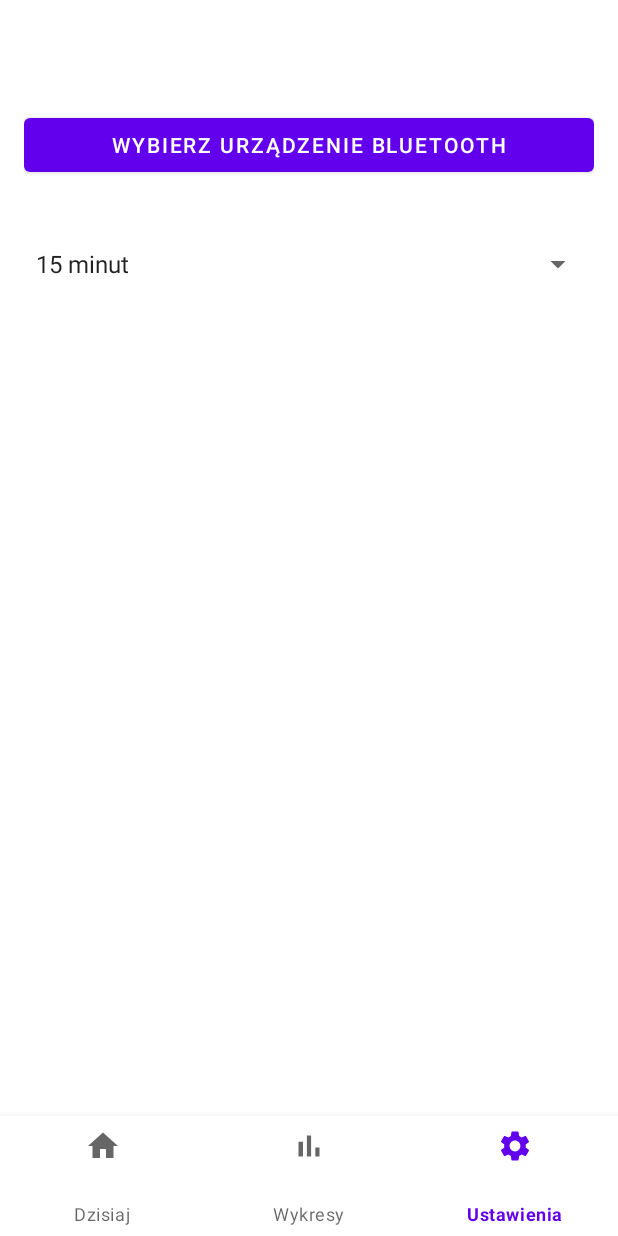
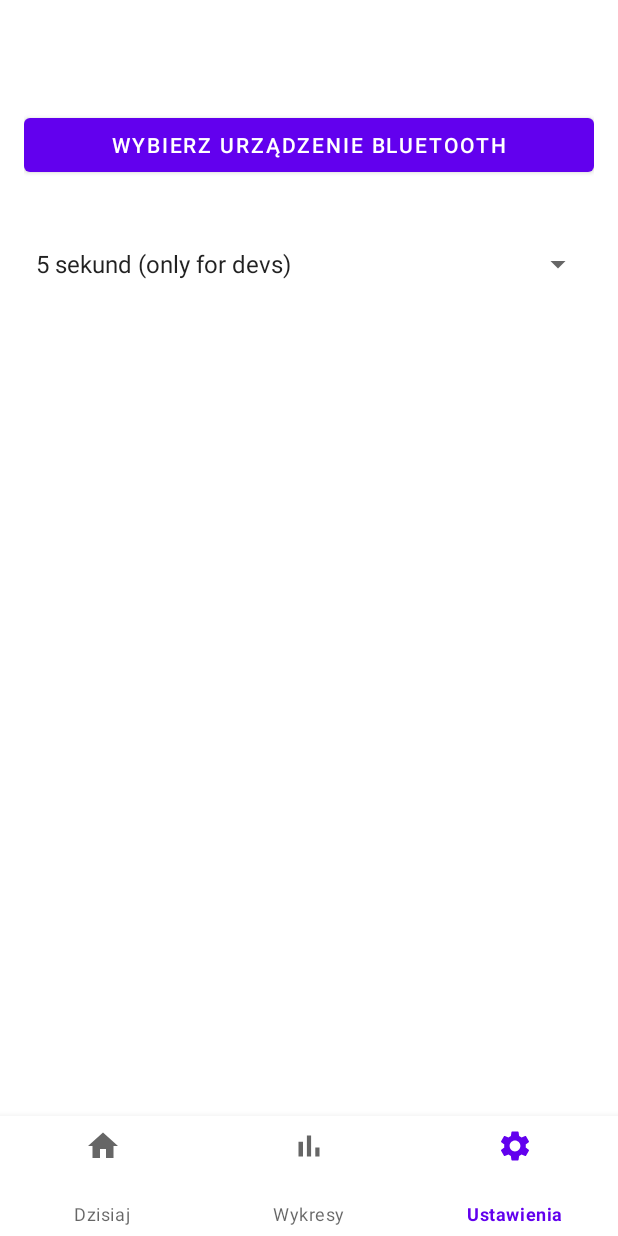
Before and after one commit to jakubbonczyk/ArduinoWeatherApp, an Android app: the screen it shows after launch (MainActivity), item 3 of the bottom bar chosen, on a phone screen of 412 x 824 dp. Run offline under Robolectric (Android 15) with nearby library versions, the phone set to English and light mode, and no system bars.

Commit message:
Commit of fully working application. Let's name in Bonzar Weather App v1.0 :)

```diff
--- a/app/src/main/java/com/example/weatherjavaapp/HomeFragment.java
+++ b/app/src/main/java/com/example/weatherjavaapp/HomeFragment.java
@@ -5,12 +5,13 @@ import android.annotation.SuppressLint;
 import android.bluetooth.BluetoothAdapter;
 import android.bluetooth.BluetoothGatt;
 import android.bluetooth.BluetoothGattCharacteristic;
+import android.content.Context;
 import android.content.Intent;
 import android.content.pm.PackageManager;
 import android.database.Cursor;
 import android.os.Build;
 import android.os.Bundle;
-import android.os.Handler;
+import android.os.Handler; // DODANE DO ODŚWIEŻANIA ZEGARA
 import android.util.Log;
 import android.view.LayoutInflater;
 import android.view.View;
@@ -36,33 +37,55 @@ public class HomeFragment extends Fragment {
 
     private FragmentHomeBinding binding;
     private BluetoothAdapter bluetoothAdapter;
-
     private static final int REQUEST_ENABLE_BT = 2;
     private ActivityResultLauncher<String[]> permissionLauncher;
-
     private MainActivity mainActivity;
     private BluetoothGatt bluetoothGatt;
     private BluetoothGattCharacteristic characteristic;
-
     private DatabaseHelper dbHelper;
     private MainActivity.BluetoothConnectionCallback connectionCallback;
 
-    // Handler i Runnable do aktualizacji czasu
+    // Handler i Runnable do obsługi interwału
+    private Handler intervalHandler = new Handler();
+    private Runnable intervalRunnable = new Runnable() {
+        @Override
+        public void run() {
+            Log.d("HomeFragment", "Czas interwału minął. Próba wysłania komendy getData");
+            if (mainActivity.isBluetoothConnected()) {
+                boolean commandSent = mainActivity.sendCommand("{\"cmd\": \"getData\"}\n");
+                if (commandSent) {
+                    Log.d("HomeFragment", "Komenda getData wysłana pomyślnie.");
+                } else {
+                    Log.w("HomeFragment", "Nie udało się wysłać komendy getData. Spróbuj ponownie połączyć?");
+                }
+            } else {
+                Log.w("HomeFragment", "Brak połączenia Bluetooth, nie można pobrać danych.");
+                Toast.makeText(getActivity(), "Nie pobrano według interwału, kliknij ikonę odświeżania", Toast.LENGTH_LONG).show();
+            }
+            // Po wysłaniu komendy ponownie ustaw opóźnienie
+            intervalHandler.postDelayed(this, currentIntervalMillis);
+        }
+    };
+
+    // Aktualnie wybrany interwał w milisekundach
+    private long currentIntervalMillis = 0;
+
+    // DODANE DO ODŚWIEŻANIA ZEGARA:
     private Handler timeHandler = new Handler();
     private Runnable timeUpdater = new Runnable() {
         @Override
         public void run() {
+            // Odśwież tylko zegar i tło, dane nie są za każdym razem pobierane z bazy
             updateDateTimeAndBackground();
-            timeHandler.postDelayed(this, 1000); // odśwież co 1s
+            timeHandler.postDelayed(this, 1000); // odśwież co 1 sekundę
         }
     };
+    // KONIEC DODANEGO FRAGMENTU
 
     @Override
     public View onCreateView(@NonNull LayoutInflater inflater, @Nullable ViewGroup container,
                              @Nullable Bundle savedInstanceState) {
         binding = FragmentHomeBinding.inflate(inflater, container, false);
-
-        // Singleton DatabaseHelper
         dbHelper = DatabaseHelper.getInstance(getContext());
 
         permissionLauncher = registerForActivityResult(new ActivityResultContracts.RequestMultiplePermissions(), result -> {
@@ -90,7 +113,6 @@ public class HomeFragment extends Fragment {
     @Override
     public void onViewCreated(@NonNull View view, @Nullable Bundle savedInstanceState) {
         super.onViewCreated(view, savedInstanceState);
-
         bluetoothAdapter = BluetoothAdapter.getDefaultAdapter();
         if (bluetoothAdapter == null) {
             Toast.makeText(getActivity(), "Bluetooth nie jest dostępny", Toast.LENGTH_LONG).show();
@@ -103,12 +125,13 @@ public class HomeFragment extends Fragment {
         }
 
         binding.refreshButton.setOnClickListener(v -> {
+            Log.d("HomeFragment", "Ręczne odświeżanie danych.");
             if (mainActivity.isBluetoothConnected()) {
                 boolean commandSent = mainActivity.sendCommand("{\"cmd\": \"getData\"}\n");
-                Toast.makeText(getActivity(), "Aktualizuję dane...", Toast.LENGTH_LONG).show();
                 if (!commandSent) {
                     redirectToBluetoothSettings();
-                    Toast.makeText(getActivity(), "Inicjalizuję połączenie...", Toast.LENGTH_LONG).show();
+                } else {
+                    Log.d("HomeFragment", "Komenda getData wysłana pomyślnie (ręczne odświeżenie).");
                 }
             } else {
                 connectToBluetooth();
@@ -127,6 +150,7 @@ public class HomeFragment extends Fragment {
                 public void onConnected(BluetoothGatt gatt, BluetoothGattCharacteristic characteristic) {
                     bluetoothGatt = gatt;
                     HomeFragment.this.characteristic = characteristic;
+                    Log.d("HomeFragment", "Połączono z urządzeniem Bluetooth.");
                 }
 
                 @Override
@@ -138,17 +162,39 @@ public class HomeFragment extends Fragment {
             };
             mainActivity.addBluetoothConnectionCallback(connectionCallback);
         }
+        updateUIFromDatabase();
 
-        updateUIFromDatabase();
-        // Uruchom powtarzane odświeżanie czasu
+        // Odczytaj interwał z SharedPreferences
+        String savedInterval = requireActivity().getSharedPreferences("AppSettings", Context.MODE_PRIVATE)
+                .getString("data_interval", "5 sekund");
+        Log.d("HomeFragment", "Odczytano interwał z SharedPreferences: " + savedInterval);
+        currentIntervalMillis = convertIntervalToMillis(savedInterval);
+        Log.d("HomeFragment", "Interwał w ms: " + currentIntervalMillis);
+
+        // Uruchom okresowe pobieranie danych po wybranym interwale
+        if (currentIntervalMillis > 0) {
+            intervalHandler.removeCallbacks(intervalRunnable);
+            intervalHandler.postDelayed(intervalRunnable, currentIntervalMillis);
+            Log.d("HomeFragment", "Uruchomiono Handler do okresowego pobierania danych.");
+        } else {
+            Log.d("HomeFragment", "Interwał = 0, nie uruchamiam okresowego pobierania danych.");
+        }
+
+        // DODANE DO ODŚWIEŻANIA ZEGARA:
         timeHandler.post(timeUpdater);
+        // KONIEC DODANEGO FRAGMENTU
     }
 
     @Override
     public void onPause() {
         super.onPause();
-        // Zatrzymaj odświeżanie czasu, gdy fragment nie jest widoczny
+        // Zatrzymaj odświeżanie po interwale, gdy fragment nie jest widoczny
+        intervalHandler.removeCallbacks(intervalRunnable);
+        Log.d("HomeFragment", "Fragment nieaktywny - zatrzymuję okresowe pobieranie danych.");
+
+        // DODANE DO ODŚWIEŻANIA ZEGARA:
         timeHandler.removeCallbacks(timeUpdater);
+        // KONIEC DODANEGO FRAGMENTU
     }
 
     private void redirectToBluetoothSettings() {
@@ -158,6 +204,7 @@ public class HomeFragment extends Fragment {
     }
 
     private void connectToBluetooth() {
+        Log.d("HomeFragment", "Próba połączenia Bluetooth.");
         if (Build.VERSION.SDK_INT >= Build.VERSION_CODES.S) {
             if (ContextCompat.checkSelfPermission(getContext(), Manifest.permission.BLUETOOTH_CONNECT) != PackageManager.PERMISSION_GRANTED) {
                 permissionLauncher.launch(new String[]{Manifest.permission.BLUETOOTH_CONNECT});
@@ -170,7 +217,8 @@ public class HomeFragment extends Fragment {
             public void onConnected(BluetoothGatt gatt, BluetoothGattCharacteristic characteristic) {
                 bluetoothGatt = gatt;
                 HomeFragment.this.characteristic = characteristic;
-                mainActivity.sendCommand("{\"cmd\": \"getData\"}\n");
+                boolean commandSent = mainActivity.sendCommand("{\"cmd\": \"getData\"}\n");
+                Log.d("HomeFragment", "Połączono i wysłano komendę getData: " + commandSent);
             }
 
             @Override
@@ -187,30 +235,28 @@ public class HomeFragment extends Fragment {
     }
 
     private void updateUI(String data) {
-        Log.d("BluetoothDebug", "Otrzymano dane: " + data);
-
+        Log.d("HomeFragment", "Otrzymano dane: " + data);
         try {
             JSONObject jsonObject = new JSONObject(data);
-
             double temperature = jsonObject.optDouble("temp", -1);
             double humidity = jsonObject.optDouble("hum", -1);
             double luminance = jsonObject.optDouble("lux", -1);
 
-            Log.d("BluetoothDebug", "Parsowane wartości: temp=" + temperature + ", hum=" + humidity + ", lux=" + luminance);
+            Log.d("HomeFragment", "Parsowane wartości: temp=" + temperature + ", hum=" + humidity + ", lux=" + luminance);
 
             long currentTime = System.currentTimeMillis();
-
             dbHelper.insertMeasurement(
                     currentTime,
                     temperature != -1 ? temperature : null,
                     humidity != -1 ? humidity : null,
                     luminance != -1 ? luminance : null
             );
+            Log.d("HomeFragment", "Zapisano pomiar do bazy.");
 
-            updateUIFromDatabase(); // Aktualizacja UI z bazy danych
+            updateUIFromDatabase();
 
         } catch (JSONException e) {
-            Log.e("BluetoothDebug", "Błąd parsowania JSON: " + e.getMessage());
+            Log.e("HomeFragment", "Błąd parsowania JSON: " + e.getMessage());
         }
     }
 
@@ -221,7 +267,7 @@ public class HomeFragment extends Fragment {
             @SuppressLint("Range") double hum = cursor.getDouble(cursor.getColumnIndex(DatabaseHelper.COLUMN_HUMIDITY));
             @SuppressLint("Range") double lux = cursor.getDouble(cursor.getColumnIndex(DatabaseHelper.COLUMN_LUMINANCE));
 
-            Log.d("HomeFragment", "Ostatnie wartości: temp=" + temp + ", hum=" + hum + ", lux=" + lux);
+            Log.d("HomeFragment", "Ostatnie wartości z bazy: temp=" + temp + ", hum=" + hum + ", lux=" + lux);
 
             if (temp != 0.0) binding.textView.setText(String.format(Locale.getDefault(), "%.1f °C", temp));
             if (hum != 0.0) binding.textView2.setText(String.format(Locale.getDefault(), "%.1f %%", hum));
@@ -232,13 +278,11 @@ public class HomeFragment extends Fragment {
             Log.d("HomeFragment", "Brak danych w bazie.");
         }
 
-        // Wywołamy tutaj tylko raz, bo updateDateTimeAndBackground będzie zmieniał czas co sekundę
-        // Ale możemy wywołać też za każdym razem, by mieć pewność, że tło jest poprawnie ustawione
+        // Aktualizacja daty/godziny/tła
         updateDateTimeAndBackground();
     }
 
     private void updateDateTimeAndBackground() {
-        // Aktualizacja daty i godziny z sekundami
         Calendar now = Calendar.getInstance();
         SimpleDateFormat dateFormat = new SimpleDateFormat("dd-MM-yyyy", Locale.getDefault());
         SimpleDateFormat timeFormat = new SimpleDateFormat("HH:mm:ss", Locale.getDefault());
@@ -246,27 +290,41 @@ public class HomeFragment extends Fragment {
         String currentDate = dateFormat.format(now.getTime());
         String currentTime = timeFormat.format(now.getTime());
 
-        binding.textView6.setText(currentDate); // data
-        binding.textView7.setText(currentTime); // godzina z sekundami
+        binding.textView6.setText(currentDate);
+        binding.textView7.setText(currentTime);
 
-        // Sprawdzenie pory dnia i ustawianie gradientu na frameLayout
         int hour = now.get(Calendar.HOUR_OF_DAY);
         if (hour >= 21 || hour < 6) {
-            // Noc
             binding.frameLayout.setBackground(ContextCompat.getDrawable(requireContext(), R.drawable.gradient_night));
             binding.imageViewWeatherIcon.setImageResource(R.drawable.moon);
         } else {
-            // Dzień
             binding.frameLayout.setBackground(ContextCompat.getDrawable(requireContext(), R.drawable.gradient_day));
             binding.imageViewWeatherIcon.setImageResource(R.drawable.sun);
+        }
+    }
+
+    private long convertIntervalToMillis(String intervalLabel) {
+        // Dodajemy obsługę "5 sekund (only for devs)"
+        switch (intervalLabel) {
+            case "5 sekund (only for devs)":
+                return 5 * 1000; // 5 sekund
+            case "15 minut":
+                return 15 * 60 * 1000;
+            case "30 minut":
+                return 30 * 60 * 1000;
+            case "1 godzina":
+                return 60 * 60 * 1000;
+            case "2 godziny":
+                return 120 * 60 * 1000;
+            default:
+                return 5 * 1000; // domyślnie 5 sekund, jeśli coś poszło nie tak
         }
     }
 
     @Override
     public void onDestroyView() {
         super.onDestroyView();
-        // Upewniamy się, że usuniemy callback po zniszczeniu widoku
-        timeHandler.removeCallbacks(timeUpdater);
+        intervalHandler.removeCallbacks(intervalRunnable);
+        Log.d("HomeFragment", "onDestroyView - zatrzymuję Handler intervalowy.");
     }
-
 }
--- a/app/src/main/java/com/example/weatherjavaapp/SettingsFragment.java
+++ b/app/src/main/java/com/example/weatherjavaapp/SettingsFragment.java
@@ -20,6 +20,7 @@ public class SettingsFragment extends Fragment {
     @Override
     public View onCreateView(LayoutInflater inflater, ViewGroup container,
                              Bundle savedInstanceState) {
+
         View view = inflater.inflate(R.layout.fragment_settings, container, false);
 
         // Przycisk wyboru urządzenia Bluetooth
@@ -40,14 +41,15 @@ public class SettingsFragment extends Fragment {
     }
 
     private void setupIntervalSpinner(Spinner spinner) {
-        String[] intervals = {"15 minut", "30 minut", "1 godzina", "2 godziny"};
+        // Dodajemy opcję "5 sekund" do łatwego testu
+        String[] intervals = {"5 sekund (only for devs)", "15 minut", "30 minut", "1 godzina", "2 godziny"};
         ArrayAdapter<String> adapter = new ArrayAdapter<>(getContext(), android.R.layout.simple_spinner_item, intervals);
         adapter.setDropDownViewResource(android.R.layout.simple_spinner_dropdown_item);
         spinner.setAdapter(adapter);
 
         // Pobierz zapisane ustawienie
         String savedInterval = getActivity().getSharedPreferences("AppSettings", Context.MODE_PRIVATE)
-                .getString("data_interval", "15 minut");
+                .getString("data_interval", "5 sekund (only for devs)");
         int selectedIndex = java.util.Arrays.asList(intervals).indexOf(savedInterval);
         spinner.setSelection(selectedIndex);
 
@@ -60,6 +62,8 @@ public class SettingsFragment extends Fragment {
                         .edit()
                         .putString("data_interval", selectedInterval)
                         .apply();
+                // Dodajemy log, żeby sprawdzić, co zostało zapisane
+                android.util.Log.d("SettingsFragment", "Wybrano interwał: " + selectedInterval);
             }
 
             @Override
@@ -68,15 +72,12 @@ public class SettingsFragment extends Fragment {
         });
     }
 
-
     @Override
     public void onResume() {
         super.onResume();
         String savedInterval = getActivity().getSharedPreferences("AppSettings", Context.MODE_PRIVATE)
-                .getString("data_interval", "15 minut");
+                .getString("data_interval", "5 sekund (only for devs)");
         Toast.makeText(getContext(), "Zapisany interwał: " + savedInterval, Toast.LENGTH_SHORT).show();
+        android.util.Log.d("SettingsFragment", "Aktualny zapisany interwał: " + savedInterval);
     }
-
-
-
 }
```
